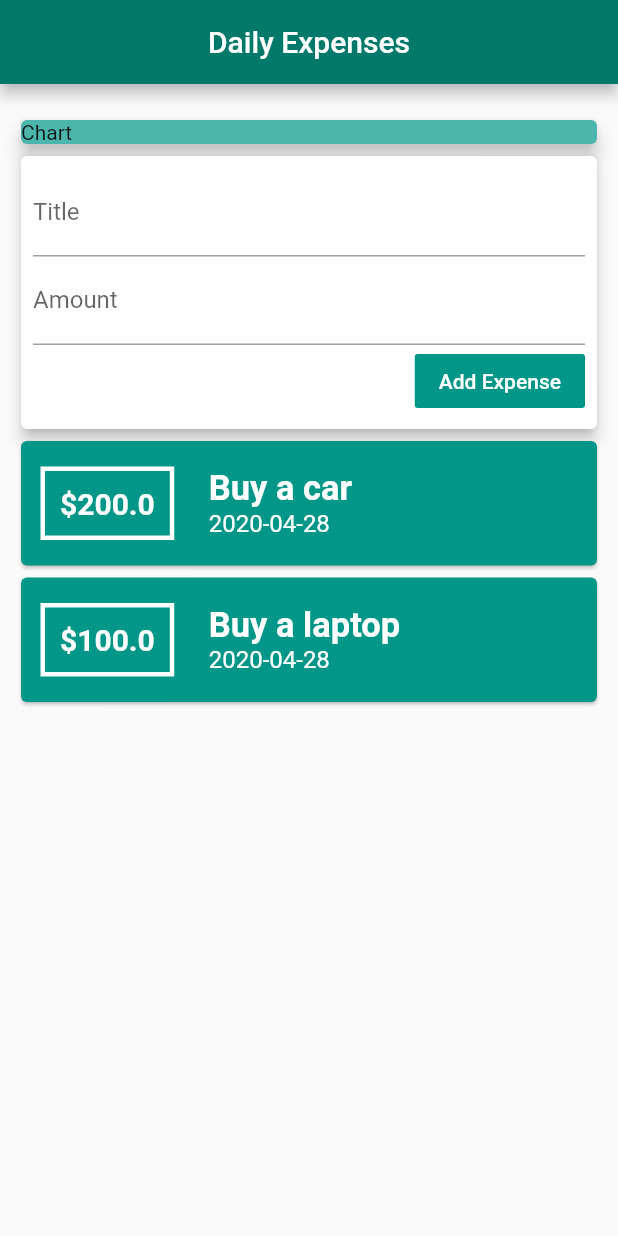
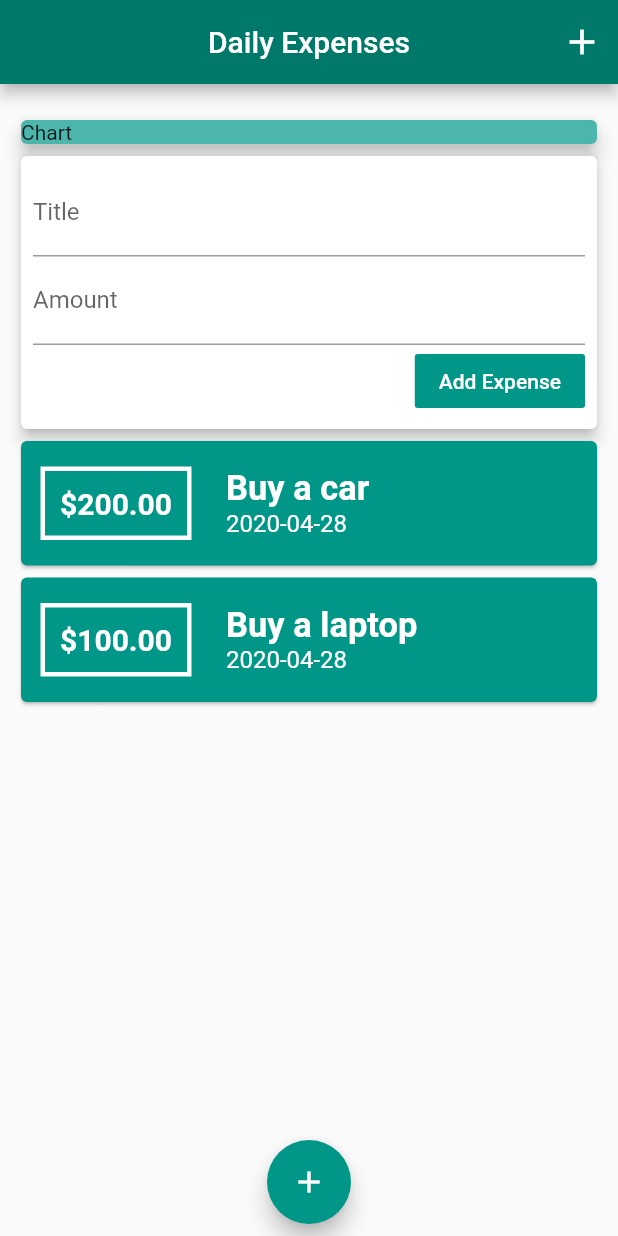
Before and after one commit to Ayesh1998/Flutter-Daily_Expenses_Calculator_App, a Flutter app: the screen it shows after launch, after a tap on "Add Expense", on a phone screen of 412 x 824 dp. Run offline on Flutter 3.47's test engine with Material 2 defaults, Android fonts, the phone set to English and light mode, and no system bars.

Commit message:
Adde a floatingActionButton to the app

```diff
--- a/lib/main.dart
+++ b/lib/main.dart
@@ -29,6 +29,26 @@ class HomePage extends StatelessWidget {
         title: Text('Daily Expenses'),
         centerTitle: true,
         backgroundColor: Colors.teal[700],
+        actions: <Widget>[
+          IconButton(
+              icon: Icon(
+                Icons.add,
+                color: Colors.white,
+                size: 28,
+              ),
+              onPressed: null)
+        ],
+      ),
+      floatingActionButtonLocation: FloatingActionButtonLocation.centerDocked,
+      floatingActionButton: Padding(
+        padding: const EdgeInsets.all(8.0),
+        child: FloatingActionButton(
+          backgroundColor: Colors.teal,
+          focusColor: Colors.teal[200],
+          hoverColor: Colors.teal[200],
+          onPressed: () => print('lol'),
+          child: Icon(Icons.add),
+        ),
       ),
       body: SingleChildScrollView(
         child: Padding(
--- a/lib/widgets/new_transaction.dart
+++ b/lib/widgets/new_transaction.dart
@@ -4,6 +4,19 @@ class NewTransaction extends StatelessWidget {
   final Function addTransaction;
   final titleController = TextEditingController();
   final amountController = TextEditingController();
+
+  submitHandler() {
+    final titleEntered = titleController.text;
+    final amountEntered = double.parse(amountController.text);
+
+    if (titleEntered.isEmpty || amountEntered <= 0) {
+      return;
+    }
+    addTransaction(
+      titleEntered,
+      amountEntered,
+    );
+  }
 
   NewTransaction(this.addTransaction);
 
@@ -22,19 +35,19 @@ class NewTransaction extends StatelessWidget {
               // },
               controller: titleController,
               decoration: InputDecoration(labelText: 'Title'),
+              onSubmitted: (_) => submitHandler(),
             ),
             TextField(
               // onChanged: (value) {
               //   inputAmount = value;
               // },
               controller: amountController,
+              keyboardType: TextInputType.number,
+              onSubmitted: (_) => submitHandler(),
               decoration: InputDecoration(labelText: 'Amount'),
             ),
             FlatButton(
-              onPressed: () {
-                addTransaction(
-                    titleController.text, double.parse(amountController.text));
-              },
+              onPressed: submitHandler,
               color: Colors.teal,
               child: Text(
                 'Add Expense',
--- a/lib/widgets/transaction-list.dart
+++ b/lib/widgets/transaction-list.dart
@@ -10,7 +10,7 @@ class TransactionList extends StatelessWidget {
   @override
   Widget build(BuildContext context) {
     return Container(
-      height: 350,
+      height: 300,
       child: ListView(
           children: transactions.map((transaction) {
         return Card(
@@ -31,7 +31,7 @@ class TransactionList extends StatelessWidget {
                     margin: EdgeInsets.fromLTRB(3, 7, 3, 7),
                     padding: EdgeInsets.fromLTRB(10, 10, 10, 10),
                     child: Text(
-                      '\$${transaction.amount}',
+                      '\$${transaction.amount.toStringAsFixed(2)}',
                       style: TextStyle(
                           fontSize: 20,
                           fontWeight: FontWeight.bold,
```
